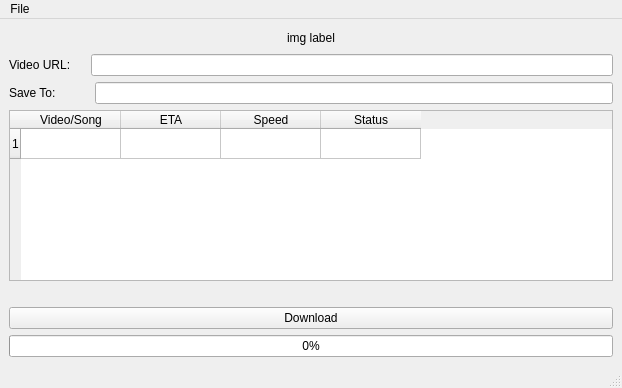
The window that gui_qt-designer.ui (yasoob/youtube-dl-GUI) describes before a commit, drawn with Qt 5.
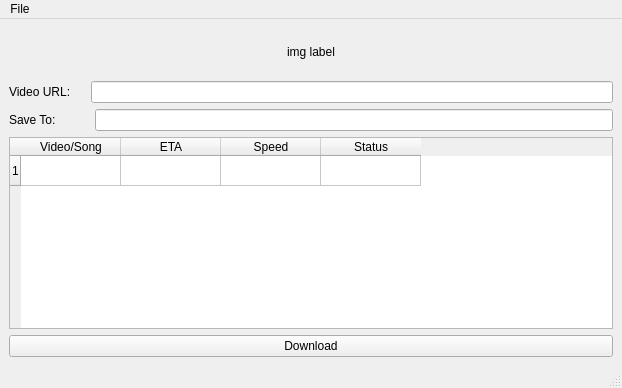
The same window after the commit.

Commit message: removed progress bar and did some editing now most part works

```diff
--- a/gui_qt-designer.ui
+++ b/gui_qt-designer.ui
@@ -160,19 +160,6 @@
         </column>
        </widget>
       </item>
-      <item>
-       <spacer name="verticalSpacer">
-        <property name="orientation">
-         <enum>Qt::Vertical</enum>
-        </property>
-        <property name="sizeHint" stdset="0">
-         <size>
-          <width>20</width>
-          <height>40</height>
-         </size>
-        </property>
-       </spacer>
-      </item>
       <item>
        <widget class="QPushButton" name="pushButton">
         <property name="text">
@@ -180,13 +167,6 @@
         </property>
        </widget>
       </item>
-      <item>
-       <widget class="QProgressBar" name="progressBar">
-        <property name="value">
-         <number>0</number>
-        </property>
-       </widget>
-      </item>
      </layout>
     </item>
    </layout>
```
The commit also changes 2 other files.
